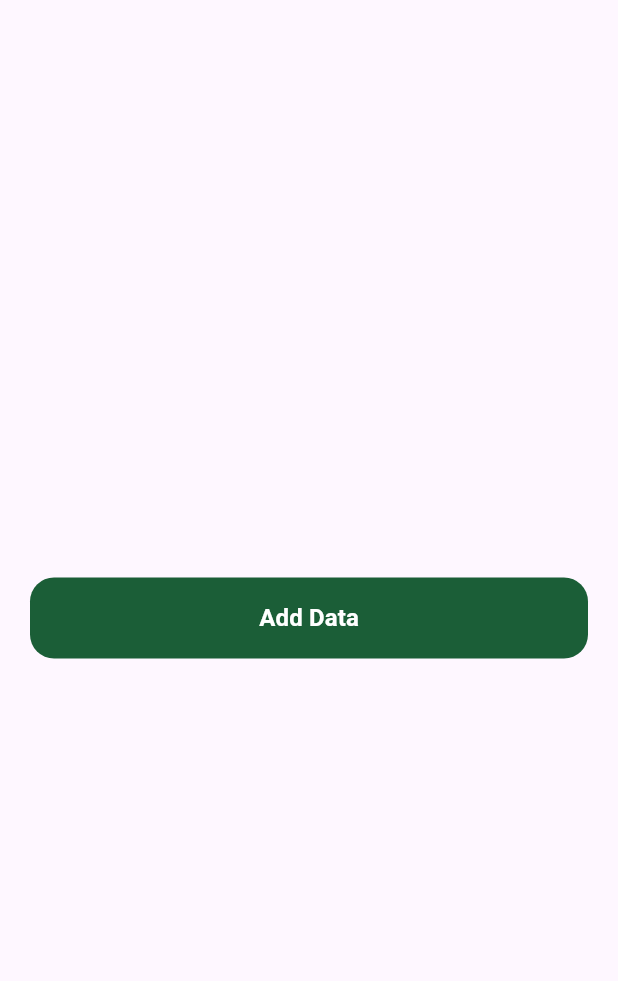
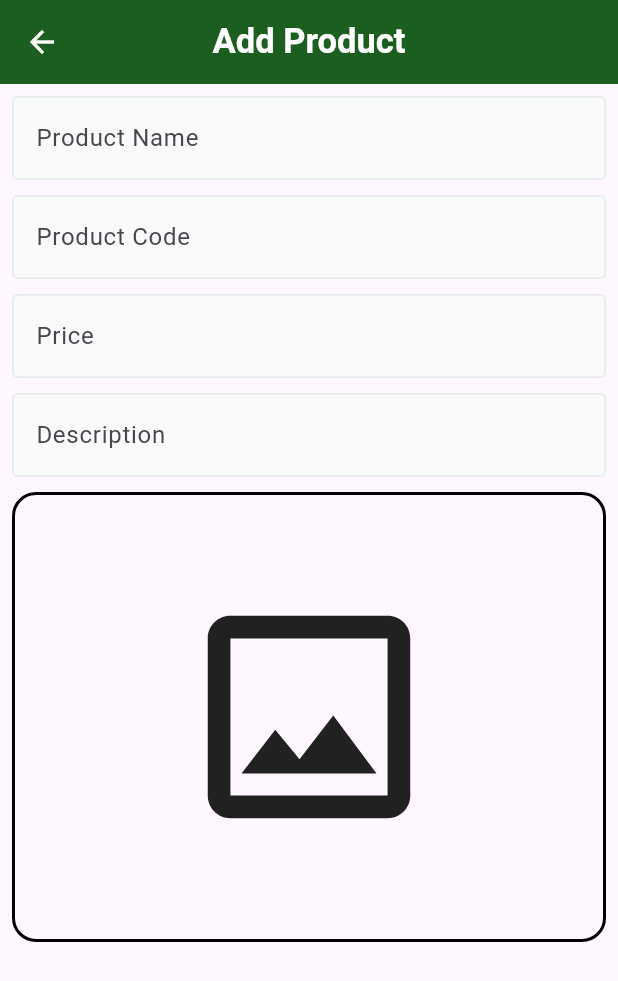
Before and after one commit to EsAm1973/Dashboard-Fruit-Market, a Flutter app: the screen it shows after launch, after a tap on "Add Data", on a phone screen of 412 x 824 dp. Shown: the top 981 px of the screen. Run offline on Flutter 3.47's test engine with Material 3 defaults, Android fonts, the phone set to English and light mode, and no system bars; drawn by our look-alikes of skeletonizer; our stand-ins replace firebase_core, go_router, image_picker; accounts and stored records are empty; Roboto replaces fonts that are missing (Cairo).

Commit message:
Add AddProductView and related components; implement navigation and image selection

```diff
--- a/lib/core/utils/app_router.dart
+++ b/lib/core/utils/app_router.dart
@@ -1,14 +1,20 @@
+import 'package:fruit_market_dashboard/features/add%20product/presentation/views/add_product_view.dart';
 import 'package:fruit_market_dashboard/features/dashboard/presentation/views/dashboard_view.dart';
 import 'package:go_router/go_router.dart';
 
 abstract class AppRouter {
   static const String kDashboardViewRoute = '/';
+  static const String kAddProductViewRoute = '/add-product';
   static final router = GoRouter(
     routes: [
       GoRoute(
         path: kDashboardViewRoute,
         builder: (context, state) => const DashboardView(),
       ),
+      GoRoute(
+        path: kAddProductViewRoute,
+        builder: (context, state) => const AddProductView(),
+      ),
     ],
   );
 }
--- /dev/null
+++ b/lib/core/widgets/custom_text_feild.dart
@@ -0,0 +1,54 @@
+import 'package:flutter/material.dart';
+import 'package:fruit_market_dashboard/core/utils/app_text_styles.dart';
+
+class CustomTextFormFeild extends StatelessWidget {
+  const CustomTextFormFeild({
+    super.key,
+    required this.hintText,
+    required this.keyboardType,
+    this.suffixIcon,
+    this.onSaved,
+    this.obscureText = false,
+    this.maxLines = 1,
+  });
+  final String hintText;
+  final int? maxLines;
+  final TextInputType keyboardType;
+  final Widget? suffixIcon;
+  final Function(String?)? onSaved;
+  final bool obscureText;
+  @override
+  Widget build(BuildContext context) {
+    return TextFormField(
+      obscureText: obscureText,
+      onSaved: onSaved,
+      validator: (value) {
+        if (value == null || value.isEmpty) {
+          return 'هذا الحقل مطلوب';
+        }
+        return null;
+      },
+      keyboardType: keyboardType,
+      decoration: InputDecoration(
+        filled: true,
+        fillColor: const Color(0xFFF9FAFA),
+        label: Text(hintText),
+        hintStyle: AppTextStyles.bold13.copyWith(
+          color: const Color(0xFF949D9E),
+        ),
+        border: buildBorder(),
+        enabledBorder: buildBorder(),
+        focusedBorder: buildBorder(),
+        suffixIcon: suffixIcon,
+        suffixIconColor: Color(0xFFC9CECF),
+      ),
+    );
+  }
+
+  OutlineInputBorder buildBorder() {
+    return OutlineInputBorder(
+      borderRadius: BorderRadius.circular(4),
+      borderSide: BorderSide(color: const Color(0xFFE6E9E9), width: 1),
+    );
+  }
+}
--- /dev/null
+++ b/lib/features/add product/presentation/views/add_product_view.dart
@@ -0,0 +1,20 @@
+import 'package:flutter/material.dart';
+import 'package:fruit_market_dashboard/core/utils/app_text_styles.dart';
+import 'package:fruit_market_dashboard/features/add%20product/presentation/views/widgets/add_product_view_body.dart';
+
+class AddProductView extends StatelessWidget {
+  const AddProductView({super.key});
+
+  @override
+  Widget build(BuildContext context) {
+    return Scaffold(
+      appBar: AppBar(
+        foregroundColor: Colors.white,
+        backgroundColor: Colors.green.shade900,
+        centerTitle: true,
+        title: const Text('Add Product', style: AppTextStyles.bold23),
+      ),
+      body: SafeArea(child: AddProductViewBody()),
+    );
+  }
+}
--- /dev/null
+++ b/lib/features/add product/presentation/views/widgets/add_product_view_body.dart
@@ -0,0 +1,57 @@
+import 'package:flutter/material.dart';
+import 'package:fruit_market_dashboard/core/widgets/custom_text_feild.dart';
+import 'package:fruit_market_dashboard/features/add%20product/presentation/views/widgets/image_feild.dart';
+
+class AddProductViewBody extends StatefulWidget {
+  const AddProductViewBody({super.key});
+
+  @override
+  State<AddProductViewBody> createState() => _AddProductViewBodyState();
+}
+
+class _AddProductViewBodyState extends State<AddProductViewBody> {
+  final GlobalKey<FormState> formKey = GlobalKey<FormState>();
+  AutovalidateMode autovalidateMode = AutovalidateMode.disabled;
+  @override
+  Widget build(BuildContext context) {
+    return Padding(
+      padding: const EdgeInsets.all(8.0),
+      child: SingleChildScrollView(
+        child: Form(
+          key: formKey,
+          autovalidateMode: autovalidateMode,
+          child: Column(
+            children: [
+              CustomTextFormFeild(
+                hintText: 'Product Name',
+                keyboardType: TextInputType.text,
+                onSaved: (value) {},
+              ),
+              SizedBox(height: 10),
+              CustomTextFormFeild(
+                hintText: 'Product Code',
+                keyboardType: TextInputType.number,
+                onSaved: (value) {},
+              ),
+              SizedBox(height: 10),
+              CustomTextFormFeild(
+                hintText: 'Price',
+                keyboardType: TextInputType.number,
+                onSaved: (value) {},
+              ),
+              SizedBox(height: 10),
+              CustomTextFormFeild(
+                hintText: 'Description',
+                maxLines: 5,
+                keyboardType: TextInputType.text,
+                onSaved: (value) {},
+              ),
+              SizedBox(height: 10),
+              ImageFeild(),
+            ],
+          ),
+        ),
+      ),
+    );
+  }
+}
--- /dev/null
+++ b/lib/features/add product/presentation/views/widgets/image_feild.dart
@@ -0,0 +1,48 @@
+import 'package:flutter/material.dart';
+import 'package:image_picker/image_picker.dart';
+import 'package:skeletonizer/skeletonizer.dart';
+
+class ImageFeild extends StatefulWidget {
+  const ImageFeild({super.key});
+
+  @override
+  State<ImageFeild> createState() => _ImageFeildState();
+}
+
+class _ImageFeildState extends State<ImageFeild> {
+  bool isLoading = false;
+  @override
+  Widget build(BuildContext context) {
+    return Skeletonizer(
+      enabled: isLoading,
+      child: GestureDetector(
+        onTap: () async {
+          setState(() {
+            isLoading = true;
+          });
+          try {
+            final ImagePicker picker = ImagePicker();
+            // Pick an image.
+            final XFile? image = await picker.pickImage(
+              source: ImageSource.gallery,
+            );
+          } on Exception catch (e) {
+            // TODO
+          }
+          setState(() {
+            isLoading = false;
+          });
+        },
+        child: Container(
+          width: double.infinity,
+          height: 300,
+          decoration: BoxDecoration(
+            border: Border.all(color: Colors.black, width: 2),
+            borderRadius: BorderRadius.circular(16),
+          ),
+          child: Icon(Icons.image_outlined, size: 180),
+        ),
+      ),
+    );
+  }
+}
--- a/lib/features/dashboard/presentation/views/widgets/dashboard_view_body.dart
+++ b/lib/features/dashboard/presentation/views/widgets/dashboard_view_body.dart
@@ -1,5 +1,7 @@
 import 'package:flutter/material.dart';
+import 'package:fruit_market_dashboard/core/utils/app_router.dart';
 import 'package:fruit_market_dashboard/core/widgets/custom_buttom.dart';
+import 'package:go_router/go_router.dart';
 
 class DashboardViewBody extends StatelessWidget {
   const DashboardViewBody({super.key});
@@ -10,7 +12,9 @@ class DashboardViewBody extends StatelessWidget {
       padding: const EdgeInsets.symmetric(horizontal: 20),
       child: Column(
         mainAxisAlignment: MainAxisAlignment.center,
-        children: [CustomButtom(onpressed: () {}, text: 'Add Data')],
+        children: [CustomButtom(onpressed: () {
+          GoRouter.of(context).push(AppRouter.kAddProductViewRoute);
+        }, text: 'Add Data')],
       ),
     );
   }
--- a/pubspec.yaml
+++ b/pubspec.yaml
@@ -36,6 +36,8 @@ dependencies:
   cupertino_icons: ^1.0.8
   go_router: ^16.0.0
   firebase_core: ^3.15.1
+  image_picker: ^1.1.2
+  skeletonizer: ^1.4.3
 
 dev_dependencies:
   flutter_test:
```
Also changed, not shown: pubspec.lock, 5 other files.
